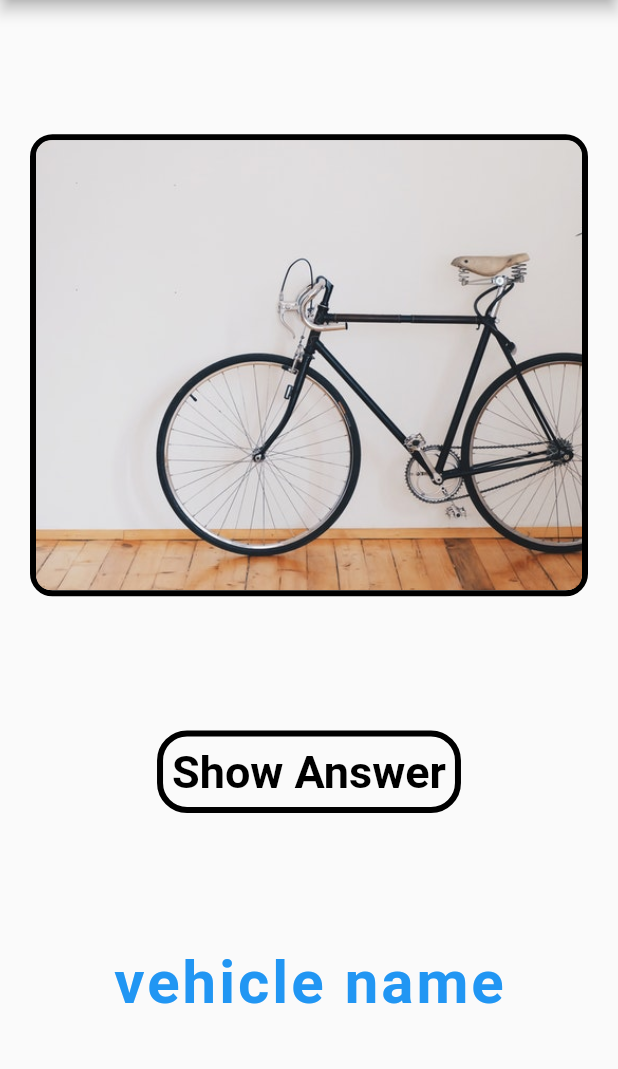
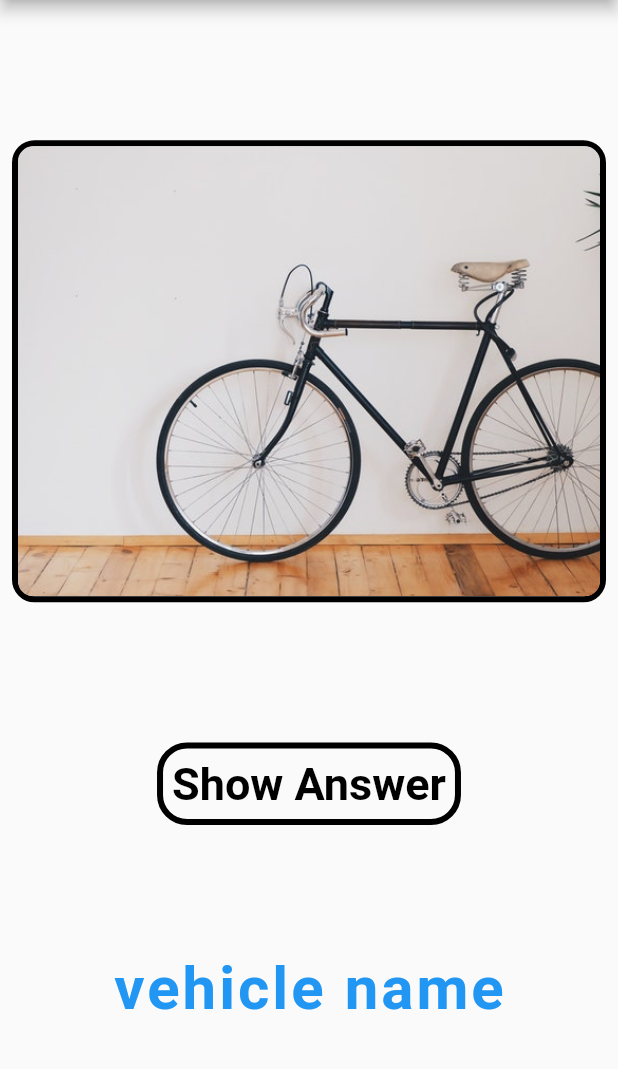
Before and after one commit to ella97/image_guess, a Flutter app: the screen it shows after launch, on a phone screen of 412 x 824 dp, the part 84-1153 px from its top. Run offline on Flutter 3.47's test engine with Material 2 defaults, Android fonts, the phone set to English and light mode, and no system bars.

```diff
--- a/lib/main.dart
+++ b/lib/main.dart
@@ -1,6 +1,5 @@
 import 'package:flutter/material.dart';
 import 'package:image_guess/image_card.dart';
-
 
 void main() {
   runApp(MyApp());
@@ -44,6 +43,27 @@ class _MyHomePageState extends State<MyHomePage> {
   ];
   String currentVehicleName = '';
 
+  double scrollPercent = 0.0;
+
+  List<Widget> buildCards() {
+    List<Widget> cardsList = [];
+    for (int i = 0; i < vehicleNames.length; i++) {
+      cardsList.add(buildCard(i, scrollPercent));
+    }
+    return cardsList;
+  }
+
+  Widget buildCard(int cardIndex, double scrollPercent) {
+    final cardScrollPercent = scrollPercent / (1 / vehicleNames.length);
+    return FractionalTranslation(
+      translation: Offset(cardIndex - cardScrollPercent, 0.0),
+      child: Padding(
+        padding: EdgeInsets.all(8.0),
+        child: ImageCard(imageName: vehicleNames[cardIndex]),
+      ),
+    );
+  }
+
   @override
   Widget build(BuildContext context) {
     return Scaffold(
@@ -54,12 +74,9 @@ class _MyHomePageState extends State<MyHomePage> {
         child: Column(
           mainAxisAlignment: MainAxisAlignment.spaceEvenly,
           children: <Widget>[
-            Padding(
-              padding: const EdgeInsets.fromLTRB(20.0, 0, 20.0, 0),
-              child: ImageCard(
-                imageName: vehicleNames[0],
+            Stack(
+                children: buildCards(),
               ),
-            ),
             OutlineButton(
               padding: EdgeInsets.all(10.0),
               onPressed: () => {},
```
